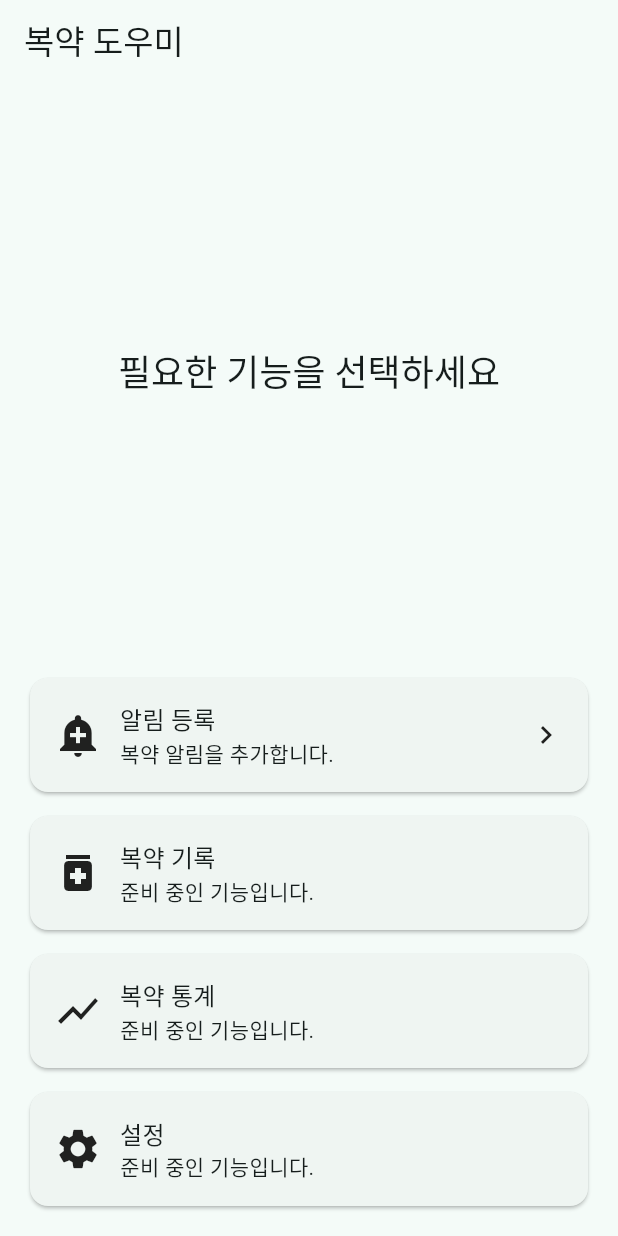
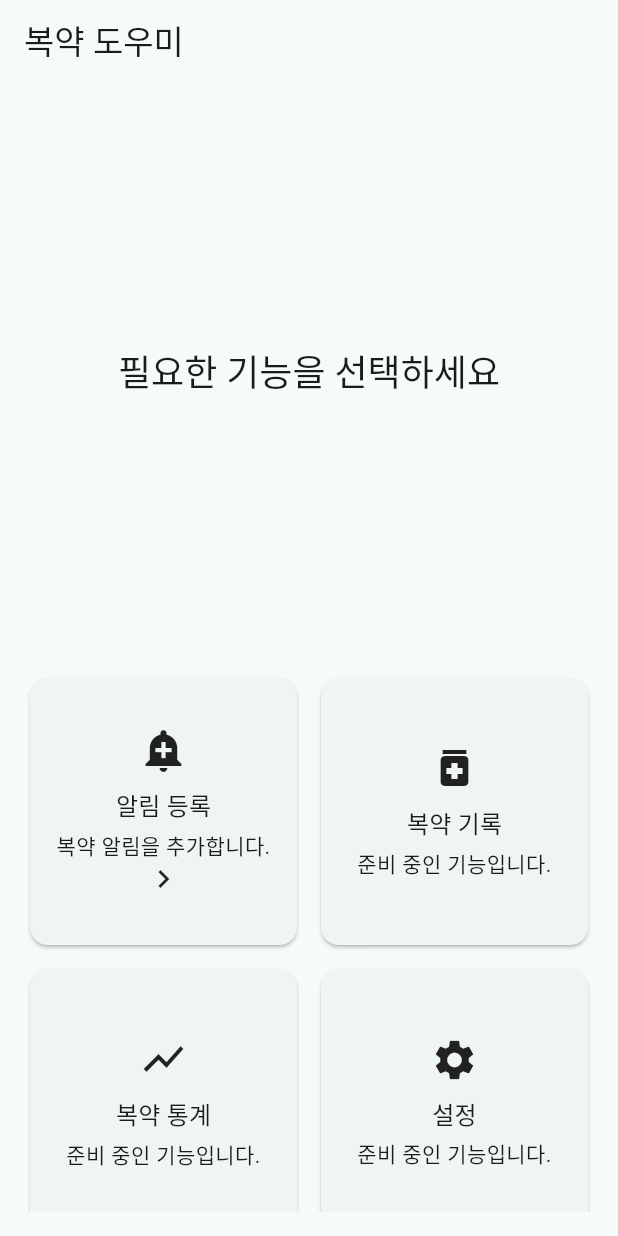
Before and after one commit to bigjw16/Capstone, a Flutter app: the screen it shows after launch, on a phone screen of 412 x 824 dp. Run offline on Flutter 3.47's test engine with Material 3 defaults, Android fonts, the light colour scheme and no system bars; our stand-ins replace flutter_local_notifications, timezone.

Commit message:
feat: arrange dashboard widgets in 2x2 grid layout

```diff
--- a/lib/main.dart
+++ b/lib/main.dart
@@ -58,10 +58,13 @@ class HomePage extends StatelessWidget {
           Expanded(
             child: Padding(
               padding: const EdgeInsets.fromLTRB(16, 8, 16, 16),
-              child: Column(
+              child: GridView.count(
+                crossAxisCount: 2,
+                mainAxisSpacing: 8,
+                crossAxisSpacing: 8,
+                physics: const NeverScrollableScrollPhysics(),
                 children: [
-                  Expanded(
-                    child: HomeActionWidget(
+                  HomeActionWidget(
                     icon: Icons.add_alert,
                     title: '알림 등록',
                     subtitle: '복약 알림을 추가합니다.',
@@ -74,30 +77,20 @@ class HomePage extends StatelessWidget {
                       );
                     },
                   ),
-                  ),
-                  const SizedBox(height: 8),
-                  const Expanded(
-                    child: HomeActionWidget(
+                  const HomeActionWidget(
                     icon: Icons.medication,
                     title: '복약 기록',
                     subtitle: '준비 중인 기능입니다.',
                   ),
-                  ),
-                  const SizedBox(height: 8),
-                  const Expanded(
-                    child: HomeActionWidget(
+                  const HomeActionWidget(
                     icon: Icons.show_chart,
                     title: '복약 통계',
                     subtitle: '준비 중인 기능입니다.',
                   ),
-                  ),
-                  const SizedBox(height: 8),
-                  const Expanded(
-                    child: HomeActionWidget(
+                  const HomeActionWidget(
                     icon: Icons.settings,
                     title: '설정',
                     subtitle: '준비 중인 기능입니다.',
-                    ),
                   ),
                 ],
               ),
@@ -131,20 +124,14 @@ class HomeActionWidget extends StatelessWidget {
         onTap: onTap,
         child: Padding(
           padding: const EdgeInsets.symmetric(horizontal: 16),
-          child: Row(
+          child: Column(
+            mainAxisAlignment: MainAxisAlignment.center,
             children: [
               Icon(icon, size: 32),
-              const SizedBox(width: 12),
-              Expanded(
-                child: Column(
-                  mainAxisAlignment: MainAxisAlignment.center,
-                  crossAxisAlignment: CrossAxisAlignment.start,
-                  children: [
+              const SizedBox(height: 8),
               Text(title, style: Theme.of(context).textTheme.titleMedium),
-                    Text(subtitle),
-                  ],
-                ),
-              ),
+              const SizedBox(height: 4),
+              Text(subtitle, textAlign: TextAlign.center),
               if (onTap != null) const Icon(Icons.chevron_right),
             ],
           ),
```
Also changed, not shown: 1 other file. Lines whose indentation alone changed are shown as unchanged.
